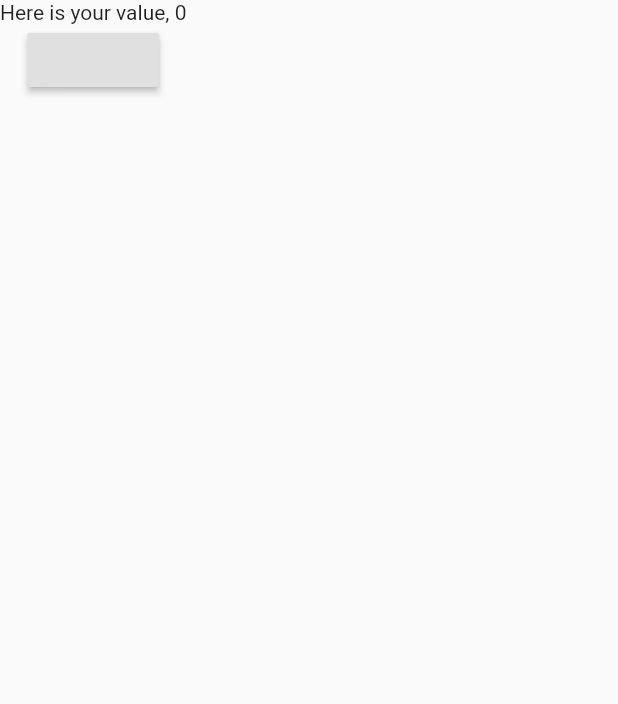
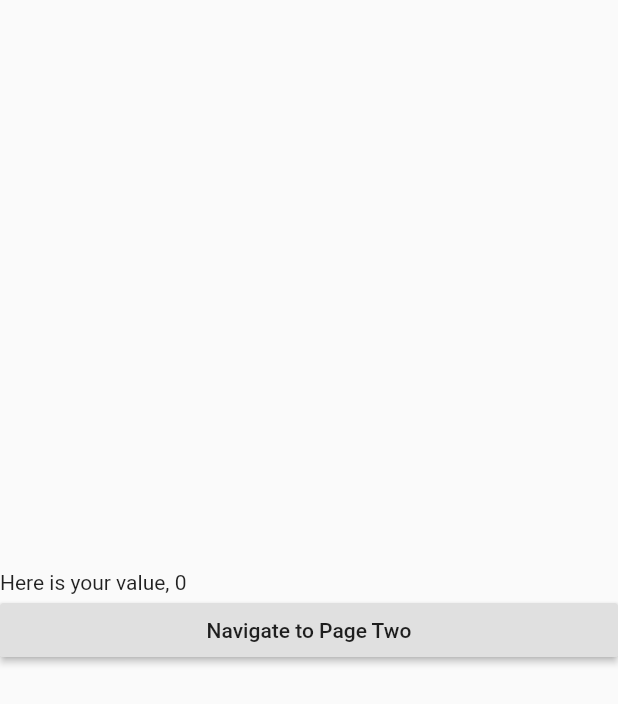
Before and after one commit to md-weber/minimal_example_provider, a Flutter app: the screen it shows after launch, on a phone screen of 412 x 824 dp. Shown: the top 704 px of the screen. Run offline on Flutter 3.47's test engine with Material 2 defaults, Android fonts, the phone set to English and light mode, and no system bars.

Commit message:
updated changenotifier

```diff
--- a/lib/main.dart
+++ b/lib/main.dart
@@ -11,15 +11,15 @@ class MyApp extends StatelessWidget {
   // This widget is the root of your application.
   @override
   Widget build(BuildContext context) {
-    return MaterialApp(
-      title: 'Flutter Demo',
-      theme: ThemeData(
-        primarySwatch: Colors.blue,
-        visualDensity: VisualDensity.adaptivePlatformDensity,
-      ),
-      home: ChangeNotifierProvider(
-        create: (context) => AppStateProvider(),
-        child: Dashboard(),
+    return ChangeNotifierProvider<AppStateProvider>(
+      create: (context) => AppStateProvider(),
+      child: MaterialApp(
+        title: 'Flutter Demo',
+        theme: ThemeData(
+          primarySwatch: Colors.blue,
+          visualDensity: VisualDensity.adaptivePlatformDensity,
+        ),
+        home: Dashboard(),
       ),
     );
   }
@@ -30,9 +30,11 @@ class StateChanger extends StatelessWidget {
   Widget build(BuildContext context) {
     return Scaffold(
       body: Column(
+        mainAxisAlignment: MainAxisAlignment.center,
+        crossAxisAlignment: CrossAxisAlignment.stretch,
         children: [
           RaisedButton(
-            child: Text("Press me to change Dashboard"),
+            child: Text("Press me to change Dashboard Value"),
             onPressed: () {
               // Change state on page 2
               Provider.of<AppStateProvider>(context, listen: false).changeValue(
@@ -55,10 +57,13 @@ class Dashboard extends StatelessWidget {
   Widget build(BuildContext context) {
     return Scaffold(
       body: Column(
+        mainAxisAlignment: MainAxisAlignment.center,
+        crossAxisAlignment: CrossAxisAlignment.stretch,
         children: [
           Text(
               "Here is your value, ${Provider.of<AppStateProvider>(context).value}"),
           RaisedButton(
+            child: Text("Navigate to Page Two"),
             onPressed: () {
               Navigator.push(
                 context,
```
